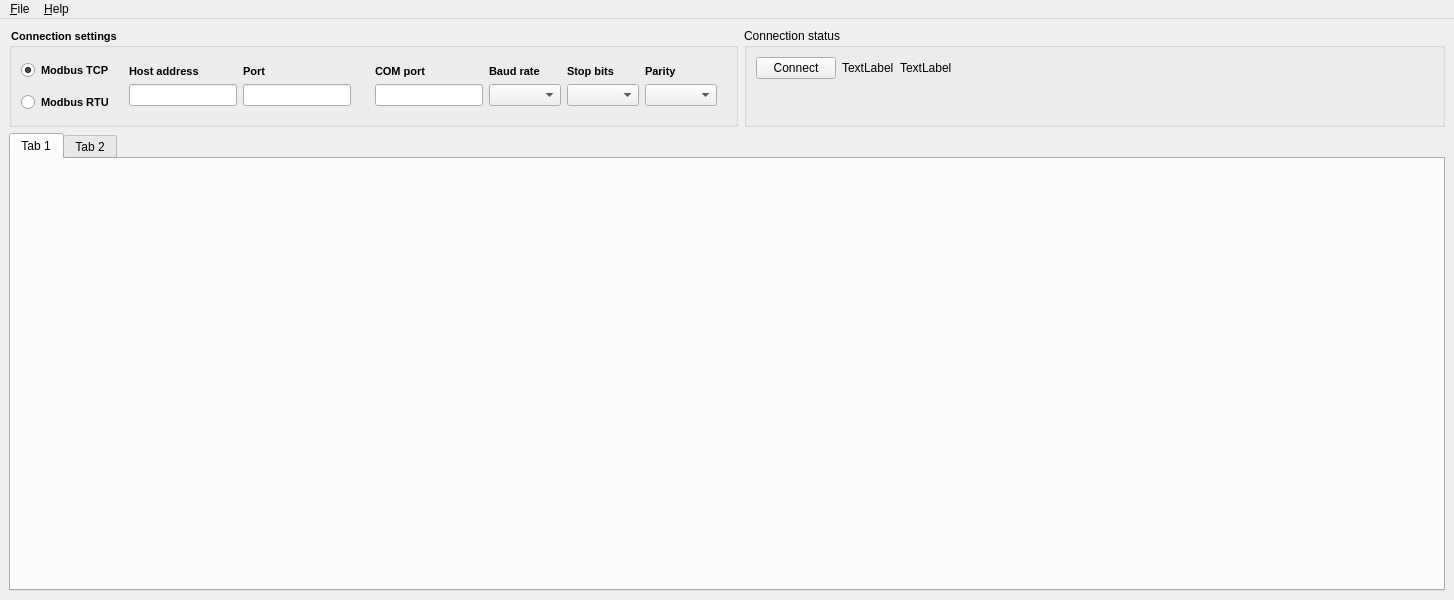
Above: AwesomeModbusMaster/src/MainWindow.ui from ghorwin/AwesomeModbusMaster before the change. Below: the same form after it.
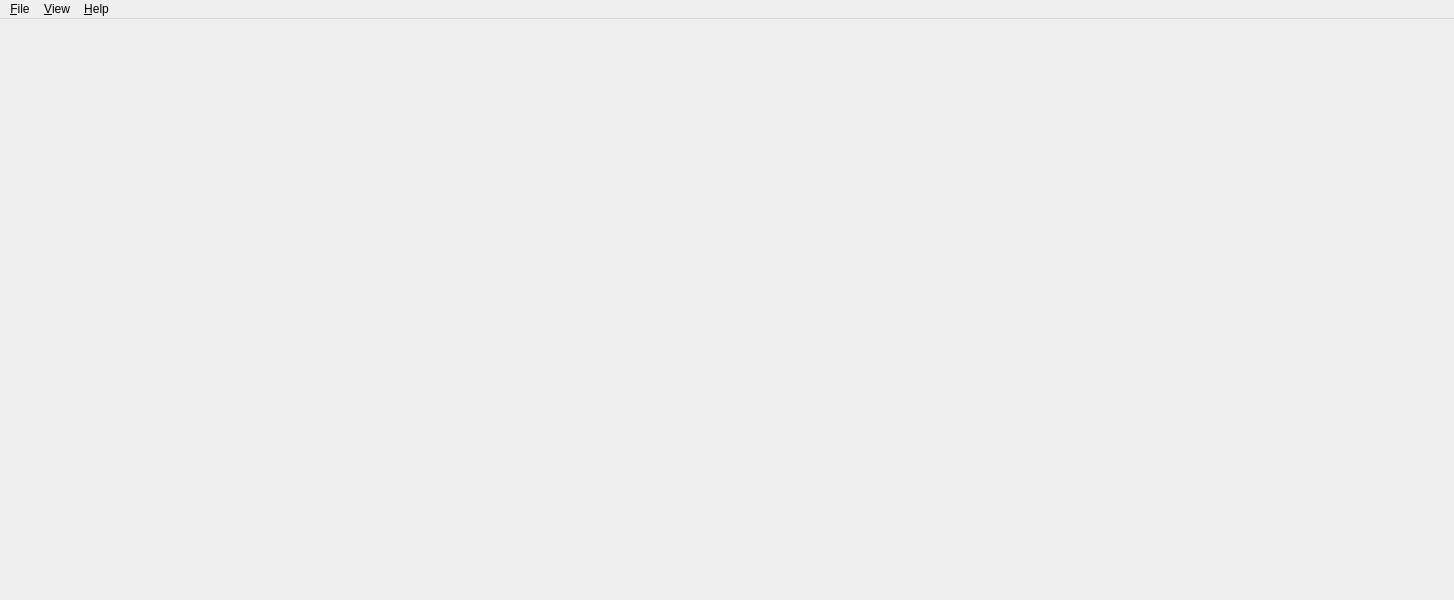
That is the form after the change.

The edit to the form file:
```diff
--- a/AwesomeModbusMaster/src/MainWindow.ui
+++ b/AwesomeModbusMaster/src/MainWindow.ui
@@ -10,213 +10,7 @@
     <height>600</height>
    </rect>
   </property>
-  <property name="windowTitle">
-   <string>MainWindow</string>
-  </property>
-  <widget class="QWidget" name="centralwidget">
-   <layout class="QVBoxLayout" name="verticalLayoutMain" stretch="0,1">
-    <item>
-     <layout class="QHBoxLayout" name="horizontalLayout_2">
-      <item>
-       <widget class="QGroupBox" name="groupBox">
-        <property name="styleSheet">
-         <string notr="true">font-size:8pt;font-weight:bold</string>
-        </property>
-        <property name="title">
-         <string>Connection settings</string>
-        </property>
-        <layout class="QGridLayout" name="gridLayout_3">
-         <item row="0" column="0">
-          <widget class="QRadioButton" name="radioButtonModbusTCP">
-           <property name="text">
-            <string>Modbus TCP</string>
-           </property>
-           <property name="checked">
-            <bool>true</bool>
-           </property>
-          </widget>
-         </item>
-         <item row="0" column="1" rowspan="2">
-          <widget class="QWidget" name="widgetInputTCP" native="true">
-           <layout class="QGridLayout" name="gridLayoutTCP">
-            <item row="1" column="1">
-             <widget class="QLineEdit" name="lineEditPort">
-              <property name="maximumSize">
-               <size>
-                <width>130</width>
-                <height>16777215</height>
-               </size>
-              </property>
-             </widget>
-            </item>
-            <item row="0" column="0">
-             <widget class="QLabel" name="label">
-              <property name="styleSheet">
-               <string notr="true">font-size:8pt</string>
-              </property>
-              <property name="text">
-               <string>Host address</string>
-              </property>
-             </widget>
-            </item>
-            <item row="1" column="0">
-             <widget class="QLineEdit" name="lineEditHostname"/>
-            </item>
-            <item row="0" column="1">
-             <widget class="QLabel" name="label_2">
-              <property name="styleSheet">
-               <string notr="true">font-size:8pt</string>
-              </property>
-              <property name="text">
-               <string>Port</string>
-              </property>
-             </widget>
-            </item>
-           </layout>
-          </widget>
-         </item>
-         <item row="0" column="2" rowspan="2">
-          <widget class="QWidget" name="widgetInputRTU" native="true">
-           <layout class="QGridLayout" name="gridLayoutRTU">
-            <item row="1" column="1">
-             <widget class="QComboBox" name="comboBoxBaudRate"/>
-            </item>
-            <item row="0" column="0">
-             <widget class="QLabel" name="label_4">
-              <property name="styleSheet">
-               <string notr="true">font-size:8pt</string>
-              </property>
-              <property name="text">
-               <string>COM port</string>
-              </property>
-             </widget>
-            </item>
-            <item row="0" column="3">
-             <widget class="QLabel" name="label_6">
-              <property name="styleSheet">
-               <string notr="true">font-size:8pt</string>
-              </property>
-              <property name="text">
-               <string>Parity</string>
-              </property>
-             </widget>
-            </item>
-            <item row="1" column="2">
-             <widget class="QComboBox" name="comboBoxStopBits"/>
-            </item>
-            <item row="1" column="0">
-             <widget class="QLineEdit" name="lineEditCOM"/>
-            </item>
-            <item row="0" column="1">
-             <widget class="QLabel" name="label_3">
-              <property name="styleSheet">
-               <string notr="true">font-size:8pt</string>
-              </property>
-              <property name="text">
-               <string>Baud rate</string>
-              </property>
-             </widget>
-            </item>
-            <item row="0" column="2">
-             <widget class="QLabel" name="label_5">
-              <property name="styleSheet">
-               <string notr="true">font-size:8pt</string>
-              </property>
-              <property name="text">
-               <string>Stop bits</string>
-              </property>
-             </widget>
-            </item>
-            <item row="1" column="3">
-             <widget class="QComboBox" name="comboBoxParity"/>
-            </item>
-           </layout>
-          </widget>
-         </item>
-         <item row="1" column="0">
-          <widget class="QRadioButton" name="radioButtonRTU">
-           <property name="text">
-            <string>Modbus RTU</string>
-           </property>
-          </widget>
-         </item>
-        </layout>
-       </widget>
-      </item>
-      <item>
-       <widget class="QGroupBox" name="groupBox_2">
-        <property name="title">
-         <string>Connection status</string>
-        </property>
-        <layout class="QGridLayout" name="gridLayout_4">
-         <item row="1" column="1">
-          <spacer name="verticalSpacer">
-           <property name="orientation">
-            <enum>Qt::Vertical</enum>
-           </property>
-           <property name="sizeHint" stdset="0">
-            <size>
-             <width>20</width>
-             <height>20</height>
-            </size>
-           </property>
-          </spacer>
-         </item>
-         <item row="0" column="0">
-          <widget class="QPushButton" name="pushButtonConnect">
-           <property name="text">
-            <string>Connect</string>
-           </property>
-          </widget>
-         </item>
-         <item row="0" column="1">
-          <widget class="QLabel" name="labelConnectLED">
-           <property name="text">
-            <string>TextLabel</string>
-           </property>
-          </widget>
-         </item>
-         <item row="0" column="2">
-          <widget class="QLabel" name="labelConnected">
-           <property name="text">
-            <string>TextLabel</string>
-           </property>
-          </widget>
-         </item>
-         <item row="0" column="3">
-          <spacer name="horizontalSpacer_2">
-           <property name="orientation">
-            <enum>Qt::Horizontal</enum>
-           </property>
-           <property name="sizeHint" stdset="0">
-            <size>
-             <width>40</width>
-             <height>20</height>
-            </size>
-           </property>
-          </spacer>
-         </item>
-        </layout>
-       </widget>
-      </item>
-     </layout>
-    </item>
-    <item>
-     <widget class="QTabWidget" name="tabWidget">
-      <widget class="QWidget" name="tab">
-       <attribute name="title">
-        <string>Tab 1</string>
-       </attribute>
-      </widget>
-      <widget class="QWidget" name="tab_2">
-       <attribute name="title">
-        <string>Tab 2</string>
-       </attribute>
-      </widget>
-     </widget>
-    </item>
-   </layout>
-  </widget>
+  <widget class="QWidget" name="centralwidget"/>
   <widget class="QMenuBar" name="menuBar">
    <property name="geometry">
     <rect>
@@ -245,7 +39,13 @@
      <string>&amp;Help</string>
     </property>
    </widget>
+   <widget class="QMenu" name="menu_View">
+    <property name="title">
+     <string>&amp;View</string>
+    </property>
+   </widget>
    <addaction name="menu_File"/>
+   <addaction name="menu_View"/>
    <addaction name="menu_Help"/>
   </widget>
   <action name="actionFileOpen">
```
